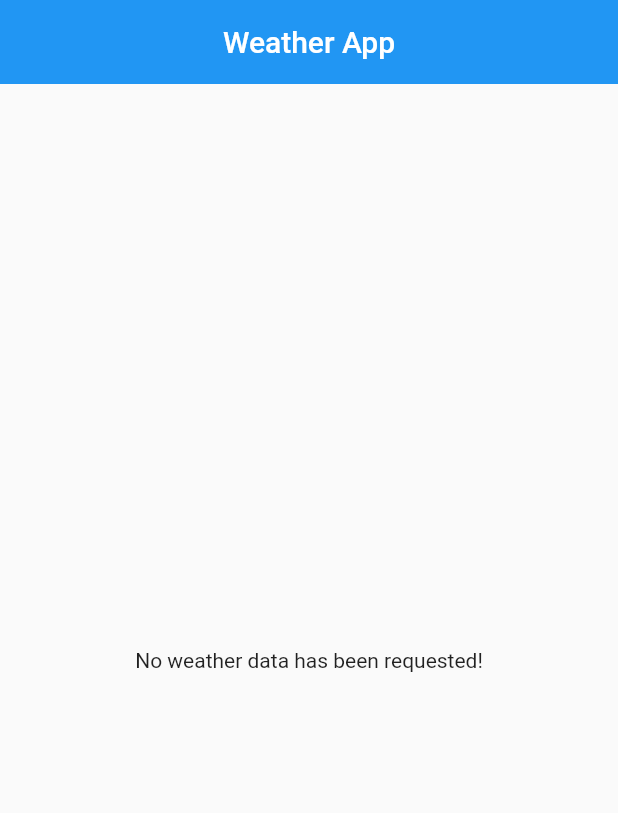
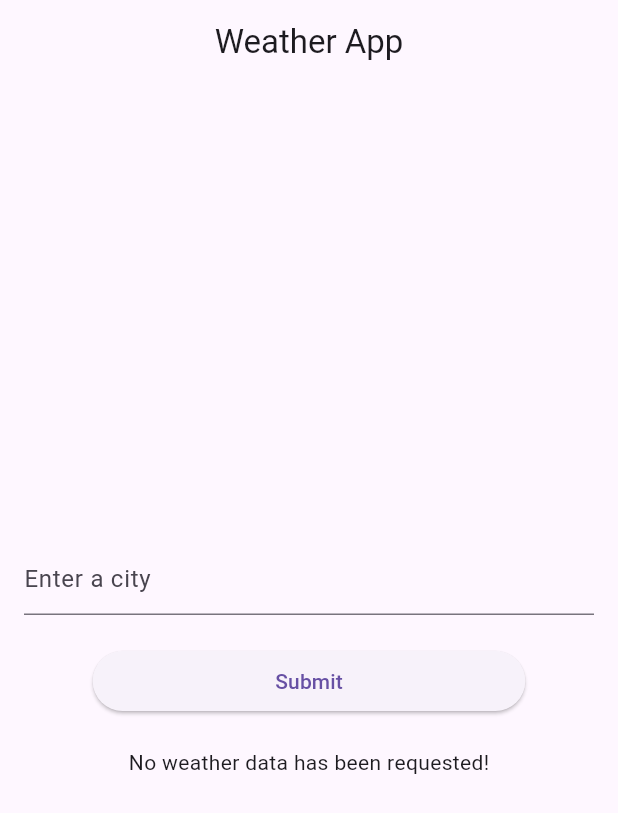
Before and after one commit to Murigi-Nganga/piczen_clone, a Flutter app: the screen it shows after launch, on a phone screen of 412 x 824 dp. Shown: the top 813 px of the screen. Run offline on Flutter 3.47's test engine with Material 2 defaults, Android fonts, the light colour scheme and no system bars; our stand-ins replace bloc, equatable, flutter_bloc, flutter_dotenv; generated files the repository leaves out were written again.

Commit message:
complete simple weather app

```diff
--- a/lib/app.dart
+++ b/lib/app.dart
@@ -10,11 +10,14 @@
   @override
   Widget build(BuildContext context) {
     return MaterialApp(
+      theme: ThemeData(
+        useMaterial3: true,
+      ),
       debugShowCheckedModeBanner: false,
       home: BlocProvider(
         create: (context) => WeatherBloc(weatherRepo: WeatherRepository()),
-        child: const WeatherScreen(),
-      )
+        child: WeatherScreen(),
+      ),
     );
   }
 }
--- a/lib/weather/bloc/weather_state.dart
+++ b/lib/weather/bloc/weather_state.dart
@@ -24,6 +24,10 @@
 }
 
 class WeatherError extends WeatherState {
+
+  const WeatherError({required this.error});
+  final String error;
+
   @override
-  List<Object?> get props => [];
+  List<Object?> get props => [error];
 }
--- a/lib/weather/model/weather.dart
+++ b/lib/weather/model/weather.dart
@@ -1,9 +1,4 @@
 class Weather {
-
-  final double temp;
-  final double pressure;
-  final double humidity;
-
   Weather({
     required this.temp,
     required this.pressure,
@@ -11,7 +6,12 @@
   });
 
   factory Weather.fromJson(Map<String, dynamic> json) => Weather(
-      temp: json['temp'] as double,
-      pressure: json['pressure'] as double,
-      humidity: json['humidity'] as double);
+        temp: double.parse(json['temp'].toString()),
+        pressure: double.parse(json['pressure'].toString()),
+        humidity: double.parse(json['humidity'].toString()),
+      );
+
+  final double temp;
+  final double pressure;
+  final double humidity;
 }
--- a/lib/weather/view/weather_screen.dart
+++ b/lib/weather/view/weather_screen.dart
@@ -3,11 +3,31 @@
 import 'package:piczen_clone/weather/bloc/weather_bloc.dart';
 
 class WeatherScreen extends StatelessWidget {
-  const WeatherScreen({super.key});
+  WeatherScreen({super.key});
+
+  final TextEditingController _cityController = TextEditingController();
 
   @override
   Widget build(BuildContext context) {
     final weatherBloc = BlocProvider.of<WeatherBloc>(context);
+
+    Future<void> submitCity() async {
+      if (_cityController.text.trim().isEmpty) {
+        return showDialog<void>(
+          context: context,
+          builder: (BuildContext ctx) => const AlertDialog(
+            title: Text('Error'),
+            content: Text(
+              'Please add a city',
+            ),
+          ),
+        );
+      }
+
+      weatherBloc.add(
+        FetchWeather(city: _cityController.text),
+      );
+    }
 
     return Scaffold(
       appBar: AppBar(
@@ -15,22 +35,91 @@
         centerTitle: true,
         elevation: 0,
       ),
-      body: Center(
-        child: BlocBuilder<WeatherBloc, WeatherState>(
-          builder: (context, state){
-            if(state is WeatherLoading) {
+      body: Padding(
+        padding: const EdgeInsets.all(16),
+        child: Column(
+          mainAxisAlignment: MainAxisAlignment.center,
+          children: [
+            TextFormField(
+              controller: _cityController,
+              decoration: const InputDecoration(
+                hintText: 'Enter a city',
+              ),
+            ),
+            const SizedBox(height: 20),
+            SizedBox(
+              width: MediaQuery.of(context).size.width * 0.7,
+              child: ElevatedButton(
+                onPressed: submitCity,
+                child: const Text('Submit'),
+              ),
+            ),
+            const SizedBox(height: 20),
+            BlocBuilder<WeatherBloc, WeatherState>(
+              builder: (context, state) {
+                if (state is WeatherLoading) {
                   return const CircularProgressIndicator();
-            } else if(state is WeatherLoaded) {
-              return Text('${state.weather.humidity} mmHg');
-            } else if(state is WeatherError) {
-              return const Text('An error occurred!');
+                } else if (state is WeatherLoaded) {
+                  return Column(
+                    children: [
+                      WeatherItemText(
+                        weatherElement: 'Humidity',
+                        elementValue: '${state.weather.humidity} g/m3',
+                      ),
+                      const SizedBox(height: 8),
+                      WeatherItemText(
+                        weatherElement: 'Pressure',
+                        elementValue: '${state.weather.pressure} Pa',
+                      ),
+                      const SizedBox(height: 8),
+                      WeatherItemText(
+                        weatherElement: 'Temperature',
+                        elementValue: '${state.weather.temp} °C',
+                      ),
+                    ],
+                  );
+                } else if (state is WeatherError) {
+                  return Text(state.error);
                 } else {
                   // state is WeatherInitial
                   return const Text('No weather data has been requested!');
                 }
               },
             ),
+          ],
+        ),
       ),
     );
   }
 }
+
+class WeatherItemText extends StatelessWidget {
+  const WeatherItemText({
+    required this.weatherElement,
+    required this.elementValue,
+    super.key,
+  });
+
+  final String weatherElement;
+  final String elementValue;
+
+  @override
+  Widget build(BuildContext context) {
+    return RichText(
+      text: TextSpan(
+        style: const TextStyle(color: Colors.black),
+        children: <TextSpan>[
+          TextSpan(
+            text: '$weatherElement: ',
+            style: const TextStyle(
+              fontWeight: FontWeight.bold,
+            ),
+          ),
+          TextSpan(
+            text: elementValue,
+          ),
+        ],
+      ),
+    );
+  }
+}
--- a/pubspec.yaml
+++ b/pubspec.yaml
@@ -16,7 +16,7 @@
   flutter_localizations:
     sdk: flutter
   http: ^0.13.6
-  intl: ^0.17.0
+  intl: ^0.18.1
 
 dev_dependencies:
   bloc_test: ^9.1.1
```
Also changed, not shown: lib/weather/bloc/weather_bloc.dart (+4 -5 lines), lib/weather/repository/weather_repo.dart (+7 -5 lines), pubspec.lock, 1 other file. Lines whose indentation alone changed are shown as unchanged.
